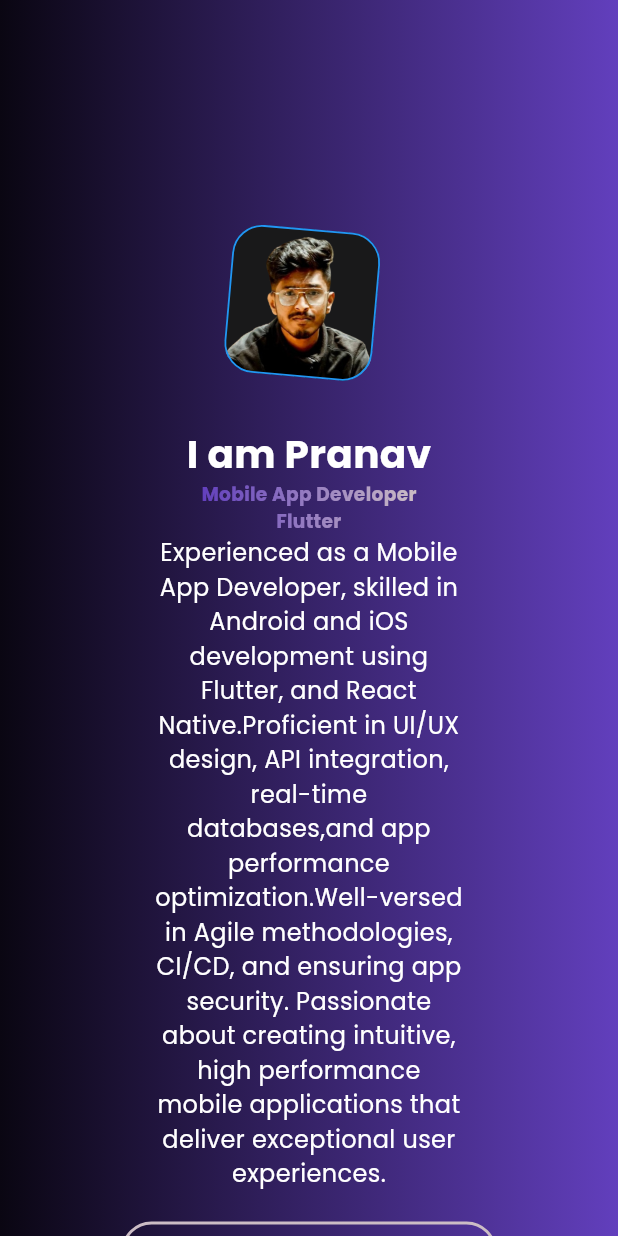
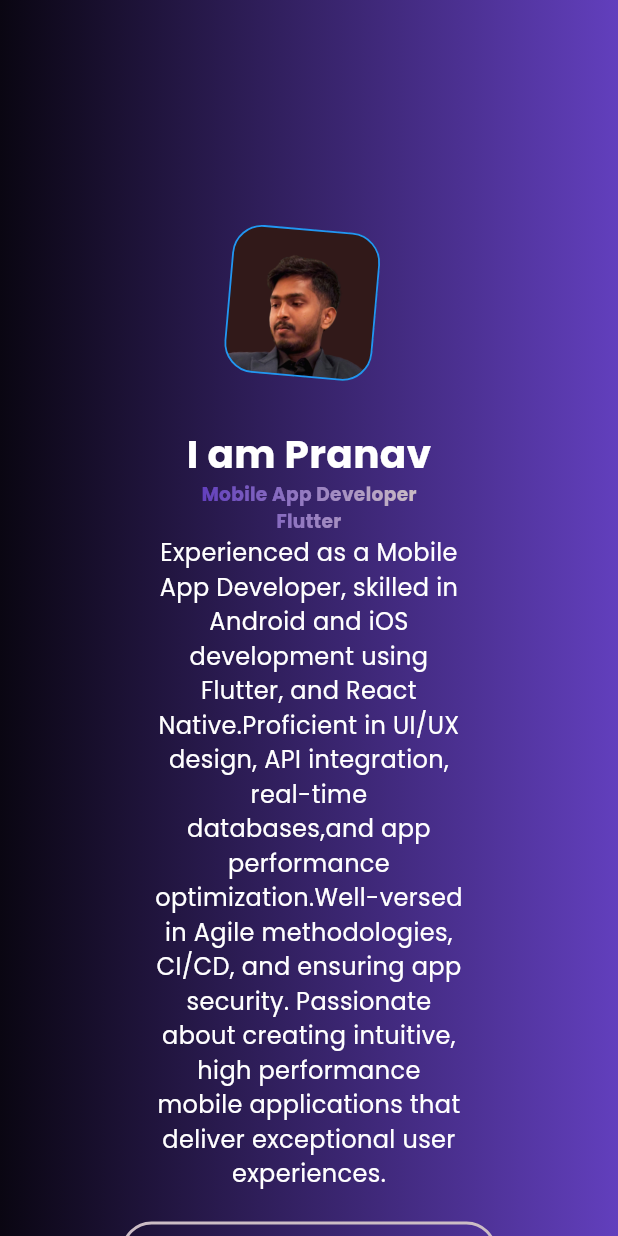
Before and after one commit to psj2001/flutterweb, a Flutter app: the screen it shows after launch, on a phone screen of 412 x 824 dp. Run offline on Flutter 3.47's test engine with Material 3 defaults, Android fonts, the phone set to English and light mode, and no system bars; drawn by our look-alikes of simple_gradient_text; our stand-ins replace font_awesome_flutter; missing offline and left inert: dart:html, dart:js.

```diff
--- a/lib/screens/widgets/rotating_image_widget.dart
+++ b/lib/screens/widgets/rotating_image_widget.dart
@@ -64,7 +64,7 @@ class _RotatingImageContainerState extends State<RotatingImageContainer>
               decoration: BoxDecoration(
                 image: const DecorationImage(
                   fit: BoxFit.cover,
-                  image: AssetImage('assets/images/ffff-removebg-preview.png'),
+                  image: AssetImage('assets/images/Untitled design (1).png'),
                 ),
                 border: Border.all(color: Colors.blue, width: 1.2),
                 borderRadius: BorderRadius.circular(20),
```
Also changed, not shown: assets/images/Untitled design (1).png (added), assets/images/Untitled design.png (added), 7 other files.
